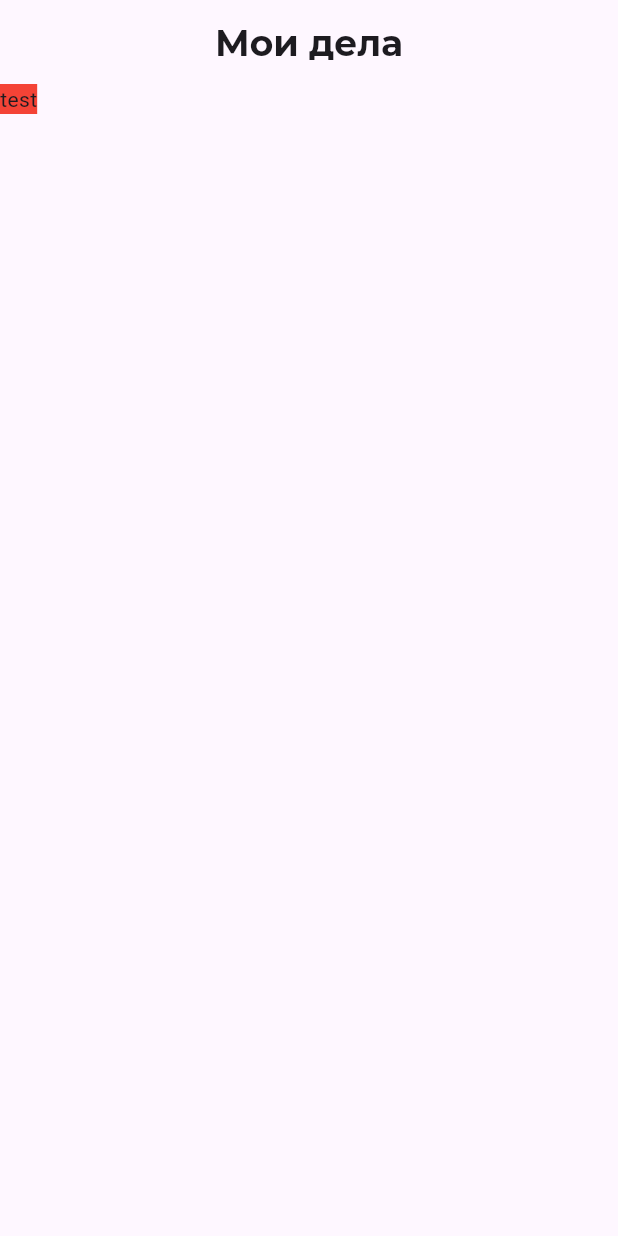
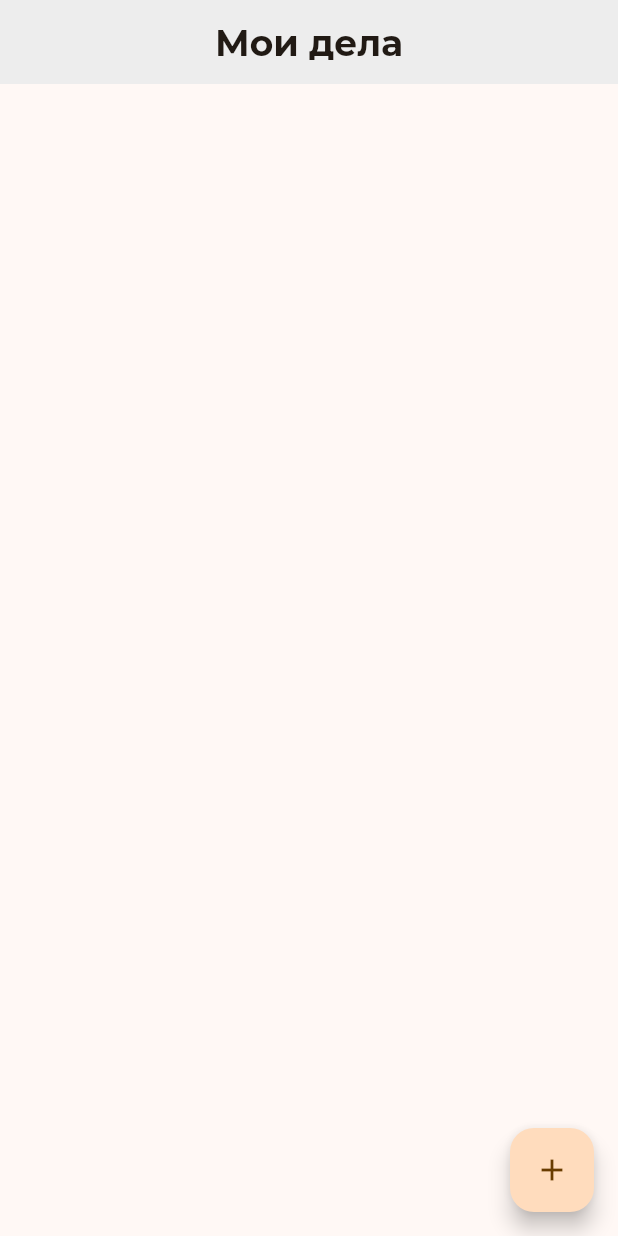
Before and after one commit to netos23/magic_todos, a Flutter app: the screen it shows after launch, on a phone screen of 412 x 824 dp. Run offline on Flutter 3.47's test engine with Material 2 defaults, Android fonts, the phone set to English and light mode, and no system bars; our stand-ins replace google_fonts.

Commit message:
feature(todo_lisst) add todos list

```diff
--- a/lib/app.dart
+++ b/lib/app.dart
@@ -7,17 +7,22 @@
 
   @override
   Widget build(BuildContext context) {
-    return  MaterialApp(
+    return MaterialApp(
       theme: ThemeData(
         useMaterial3: true,
+        colorScheme: ColorScheme.fromSeed(
+          seedColor: const Color(0xFFFF9900),
+          primary: const Color(0xFFFF9900),
+          background: const Color(0xFFEDEDED),
+        ),
 
         textTheme: TextTheme(
           headlineSmall: GoogleFonts.montserrat(
             fontSize: 24,
             height: 32 / 24,
             fontWeight: FontWeight.bold,
-          )
-        )
+          ),
+        ),
       ),
       home: const TodoListPage(),
     );
--- a/lib/pages/todo_list_page/todo_list_page.dart
+++ b/lib/pages/todo_list_page/todo_list_page.dart
@@ -1,21 +1,40 @@
 import 'package:flutter/material.dart';
 
-class TodoListPage extends StatelessWidget {
+class TodoListPage extends StatefulWidget {
   const TodoListPage({super.key});
 
   @override
+  State<TodoListPage> createState() => _TodoListPageState();
+}
+
+class _TodoListPageState extends State<TodoListPage> {
+  final List<String> _todos = [];
+
+  @override
   Widget build(BuildContext context) {
+    final themeData = Theme.of(context);
     return Scaffold(
       appBar: AppBar(
+        backgroundColor: themeData.colorScheme.background,
         centerTitle: true,
         title: Text(
           'Мои дела',
-          style: Theme.of(context).textTheme.headlineSmall,
+          style: themeData.textTheme.headlineSmall,
         ),
       ),
-      body: Container(
-        color: Colors.red,
-        child: Text('test'),
+      body: ListView.builder(
+        itemCount: _todos.length,
+        itemBuilder: (context, index) {
+          return Text(_todos[index]);
+        },
+      ),
+      floatingActionButton: FloatingActionButton(
+        onPressed: () {
+          setState(() {
+            _todos.add('data');
+          });
+        },
+        child: const Icon(Icons.add),
       ),
     );
   }
```
